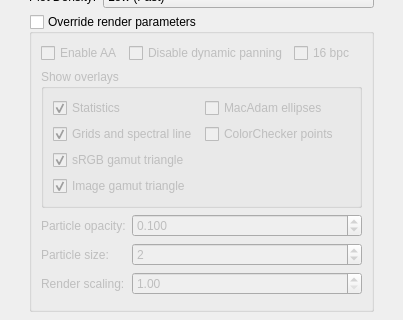
Qt form mainwindow.ui (kampidh/Color-Gamut-Plotter-QtVer) before a commit; both pictures show x 0 to 403 and y 278 to 598 of the 403 by 951 pixel window.
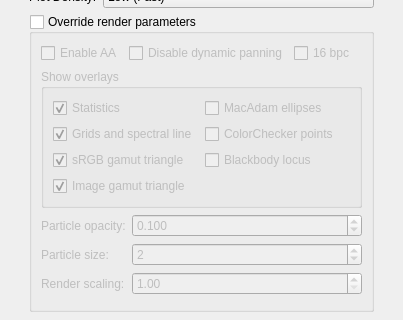
The same form after that commit.

Commit message: 2D plot: add ability to display blackbody locus

The edit to the form file:
```diff
--- a/mainwindow.ui
+++ b/mainwindow.ui
@@ -250,6 +250,13 @@
               </property>
              </widget>
             </item>
+            <item row="2" column="1">
+             <widget class="QCheckBox" name="showBlBodyLocChk">
+              <property name="text">
+               <string>Blackbody locus</string>
+              </property>
+             </widget>
+            </item>
            </layout>
           </widget>
          </item>
```
The commit also changes 4 other files.
